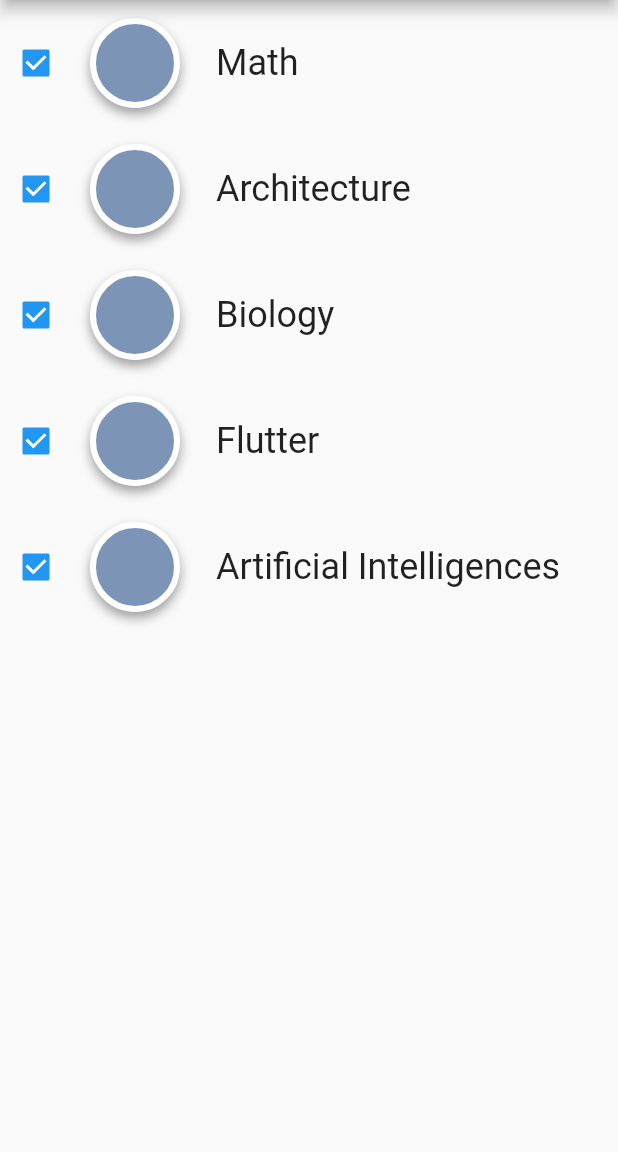
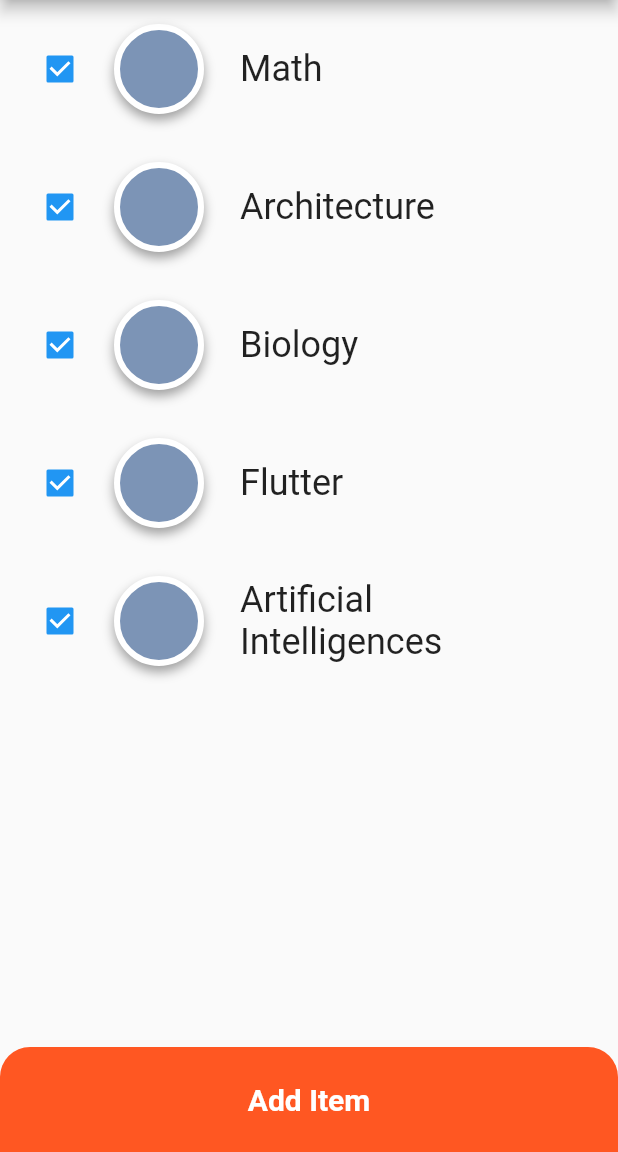
Before and after one commit to lamrak/flutter_app_todoa, a Flutter app: the screen it shows after launch, on a phone screen of 412 x 824 dp, the part 84-1236 px from its top. Run offline on Flutter 3.47's test engine with Material 2 defaults, Android fonts, the phone set to English and light mode, and no system bars.

Commit message:
Feat: add navigation example

```diff
--- a/lib/main.dart
+++ b/lib/main.dart
@@ -1,5 +1,5 @@
 import 'package:flutter/material.dart';
-import 'package:flutter_app_todoa/to_do_row.dart';
+import 'package:flutter_app_todoa/screens/home_page.dart';
 
 void main() {
   runApp(const MyApp());
@@ -8,7 +8,6 @@ void main() {
 class MyApp extends StatelessWidget {
   const MyApp({Key key}) : super(key: key);
 
-  // This widget is the root of your application.
   @override
   Widget build(BuildContext context) {
     return MaterialApp(
@@ -20,34 +19,3 @@ class MyApp extends StatelessWidget {
     );
   }
 }
-
-class HomePage extends StatelessWidget {
-  HomePage({Key key}) : super(key: key);
-
-  var todoItems = [
-    'Math',
-    'Architecture',
-    'Biology',
-    'Flutter',
-    'Artificial Intelligences',
-  ];
-
-  @override
-  Widget build(BuildContext context) {
-    return Scaffold(
-      appBar: AppBar(
-        title: Text('ToDoa'),
-      ),
-      body: Center(
-          child: ListView.builder(
-        // Let the ListView know how many items it needs to build.
-        itemCount: todoItems.length,
-        itemBuilder: (context, index) {
-          var item = todoItems[index];
-
-          return ToDoRow(title: item);
-        },
-      )), // This trailing comma makes auto-formatting nicer for build methods.
-    );
-  }
-}
--- /dev/null
+++ b/lib/model/item_data.dart
@@ -0,0 +1,7 @@
+class ItemData {
+  bool isChecked;
+  String image;
+  String title;
+
+  ItemData({this.isChecked = false, this.image, this.title});
+}
--- /dev/null
+++ b/lib/screens/home_page.dart
@@ -0,0 +1,104 @@
+import 'package:flutter/material.dart';
+import 'package:flutter_app_todoa/model/item_data.dart';
+import 'package:flutter_app_todoa/screens/add_task_page.dart';
+import 'package:flutter_app_todoa/screens/detail_screen.dart';
+import 'package:flutter_app_todoa/widget/bottom_button.dart';
+import 'package:flutter_app_todoa/widget/todo_row.dart';
+
+class HomePage extends StatelessWidget {
+  HomePage({Key key}) : super(key: key);
+
+  @override
+  Widget build(BuildContext context) {
+    return SafeArea(
+      child: Scaffold(
+        appBar: AppBar(
+          title: Text('ToDoa'),
+        ),
+        body: Column(
+          mainAxisAlignment: MainAxisAlignment.spaceBetween,
+          children: [
+            _buildBodyContent(),
+            _buildBottomBar(context),
+          ],
+        ), // This trailing comma makes auto-formatting nicer for build methods.
+      ),
+    );
+  }
+
+  Widget _buildBodyContent() {
+    List<ItemData> items = [
+      ItemData(
+        isChecked: true,
+        image: 'assets/avatar_holder.png',
+        title: 'Math',
+      ),
+      ItemData(
+        isChecked: false,
+        image: 'assets/avatar_holder.png',
+        title: 'Architecture',
+      ),
+      ItemData(
+        isChecked: true,
+        image: null,
+        title: 'Biology',
+      ),
+      ItemData(
+        isChecked: false,
+        image: 'assets/avatar_holder.png',
+        title: 'Flutter',
+      ),
+      ItemData(
+        isChecked: false,
+        image: 'assets/avatar_holder.png',
+        title: 'Artificial Intelligences',
+      ),
+    ];
+
+    return Container(
+      width: double.infinity,
+      height: 560,
+      child: ListView.builder(
+        itemCount: items.length,
+        itemBuilder: (context, index) {
+          return GestureDetector(
+            onTap: () async {
+              var result = await Navigator.push(
+                  context,
+                  MaterialPageRoute(
+                    builder: (context) => DetailScreen(
+                      itemData: items[index],
+                    ),
+                  ));
+
+              debugPrint('$result');
+            },
+            child: ListTile(
+              title: ToDoRow(
+                title: items[index].title,
+              ),
+            ),
+          );
+        },
+      ),
+    );
+  }
+
+  Widget _buildBottomBar(BuildContext context) {
+    return BottomButton(
+        title: 'Add Item',
+        onTap: () {
+          showModalBottomSheet<void>(
+            context: context,
+            isScrollControlled: true,
+            builder: (BuildContext context) {
+              return Container(
+                height: 220,
+                color: Color(0xff757575),
+                child: AddTaskPage(),
+              );
+            },
+          );
+        });
+  }
+}
--- /dev/null
+++ b/lib/widget/bottom_button.dart
@@ -0,0 +1,33 @@
+import 'package:flutter/material.dart';
+
+const kLargeButtonTextStyle =
+    TextStyle(fontSize: 20.0, fontWeight: FontWeight.bold, color: Colors.white);
+
+class BottomButton extends StatelessWidget {
+  BottomButton({this.onTap, this.title});
+
+  final Function onTap;
+  final String title;
+
+  @override
+  Widget build(BuildContext context) {
+    return GestureDetector(
+      onTap: () => onTap(),
+      child: Container(
+        child: Center(
+          child: Text(
+            title,
+            style: kLargeButtonTextStyle,
+          ),
+        ),
+        width: double.infinity,
+        height: 70.0,
+        decoration: BoxDecoration(
+          color: Colors.deepOrange,
+          borderRadius: BorderRadius.only(
+              topLeft: Radius.circular(20.0), topRight: Radius.circular(20.0)),
+        ),
+      ),
+    );
+  }
+}
--- a/lib/to_do_row.dart
+++ b/lib/widget/todo_row.dart
@@ -33,12 +33,17 @@ class ToDoRow extends StatelessWidget {
             ],
           ),
         ),
-        Container(
-            margin: const EdgeInsets.symmetric(horizontal: 12.0, vertical: 0.0),
-            child: Text(
-              title,
-              style: const TextStyle(fontSize: 24),
-            ))
+        Flexible(
+          child: Container(
+              margin:
+                  const EdgeInsets.symmetric(horizontal: 12.0, vertical: 0.0),
+              child: Text(
+                title,
+                // overflow: TextOverflow.ellipsis,
+                maxLines: 2,
+                style: const TextStyle(fontSize: 24),
+              )),
+        )
       ],
     );
   }
```
Also changed, not shown: lib/screens/add_task_page.dart (added, +50 -0 lines), lib/screens/detail_screen.dart (added, +26 -0 lines), lib/widget/rounded_button.dart (added, +32 -0 lines), 1 other file.
